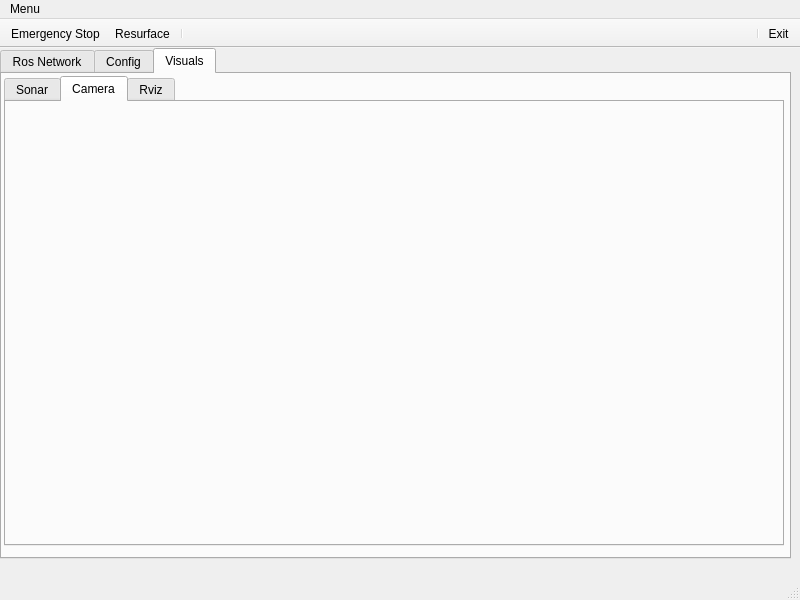
This is Gui/phoenix_gui/ui/main_window.ui in decoderdan/projectPhoenix as Qt 5 draws it before an edit. The edited form follows.
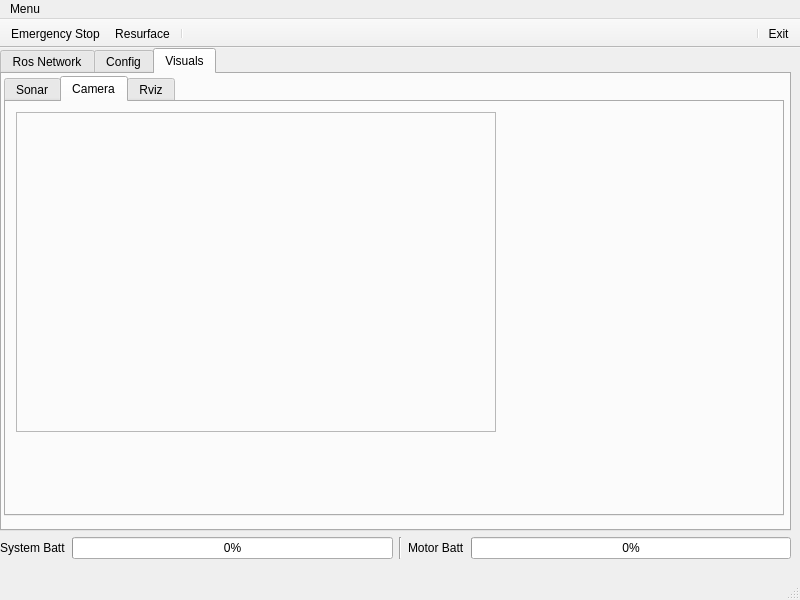
This is the edited form. The open tabs and pages were chosen to show the change.

The edit to the form file:
```diff
--- a/Gui/phoenix_gui/ui/main_window.ui
+++ b/Gui/phoenix_gui/ui/main_window.ui
@@ -17,7 +17,7 @@
    <set>QMainWindow::AllowTabbedDocks|QMainWindow::AnimatedDocks</set>
   </property>
   <widget class="QWidget" name="centralwidget">
-   <widget class="QTabWidget" name="mainTabs">
+   <widget class="QWidget" name="verticalLayoutWidget_2">
     <property name="geometry">
      <rect>
       <x>0</x>
@@ -26,6 +26,9 @@
       <height>511</height>
      </rect>
     </property>
+    <layout class="QVBoxLayout" name="verticalLayout_main">
+     <item>
+      <widget class="QTabWidget" name="mainTabs">
     <property name="currentIndex">
      <number>2</number>
     </property>
@@ -1166,7 +1169,7 @@
         <x>2</x>
         <y>2</y>
         <width>780</width>
-        <height>470</height>
+           <height>440</height>
        </rect>
       </property>
       <property name="currentIndex">
@@ -1181,6 +1184,35 @@
        <attribute name="title">
         <string>Camera</string>
        </attribute>
+          <widget class="QFrame" name="frame_rawImage">
+           <property name="geometry">
+            <rect>
+             <x>10</x>
+             <y>10</y>
+             <width>480</width>
+             <height>320</height>
+            </rect>
+           </property>
+           <property name="frameShape">
+            <enum>QFrame::StyledPanel</enum>
+           </property>
+           <property name="frameShadow">
+            <enum>QFrame::Raised</enum>
+           </property>
+           <widget class="QLabel" name="raw_image_container">
+            <property name="geometry">
+             <rect>
+              <x>0</x>
+              <y>0</y>
+              <width>480</width>
+              <height>320</height>
+             </rect>
+            </property>
+            <property name="text">
+             <string/>
+            </property>
+           </widget>
+          </widget>
       </widget>
       <widget class="QWidget" name="tabVisuals_rviz">
        <attribute name="title">
@@ -1189,6 +1221,57 @@
       </widget>
      </widget>
     </widget>
+      </widget>
+     </item>
+     <item>
+      <layout class="QHBoxLayout" name="horizontalLayout_batteryStatus">
+       <item>
+        <widget class="QLabel" name="label_19">
+         <property name="text">
+          <string>System Batt</string>
+         </property>
+        </widget>
+       </item>
+       <item>
+        <widget class="QProgressBar" name="progressBar_systemBatt">
+         <property name="autoFillBackground">
+          <bool>false</bool>
+         </property>
+         <property name="value">
+          <number>0</number>
+         </property>
+         <property name="textVisible">
+          <bool>true</bool>
+         </property>
+         <property name="invertedAppearance">
+          <bool>false</bool>
+         </property>
+        </widget>
+       </item>
+       <item>
+        <widget class="Line" name="line_3">
+         <property name="orientation">
+          <enum>Qt::Vertical</enum>
+         </property>
+        </widget>
+       </item>
+       <item>
+        <widget class="QLabel" name="label_20">
+         <property name="text">
+          <string>Motor Batt</string>
+         </property>
+        </widget>
+       </item>
+       <item>
+        <widget class="QProgressBar" name="progressBar_motorBatt">
+         <property name="value">
+          <number>0</number>
+         </property>
+        </widget>
+       </item>
+      </layout>
+     </item>
+    </layout>
    </widget>
   </widget>
   <widget class="QStatusBar" name="statusbar"/>
```
Left out of the diff: 4 changed lines with no effect on the pictures. Lines whose indentation alone changed are shown as unchanged.
